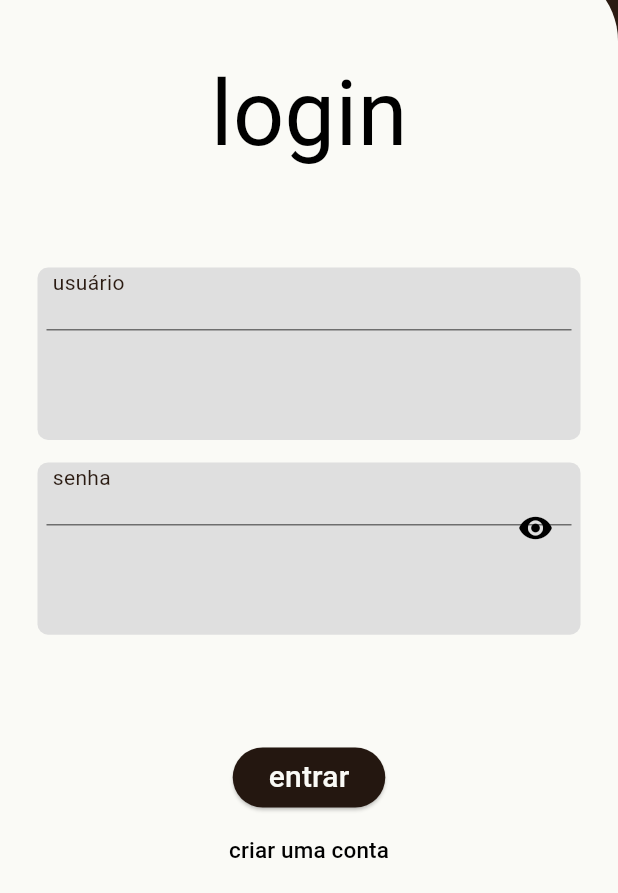
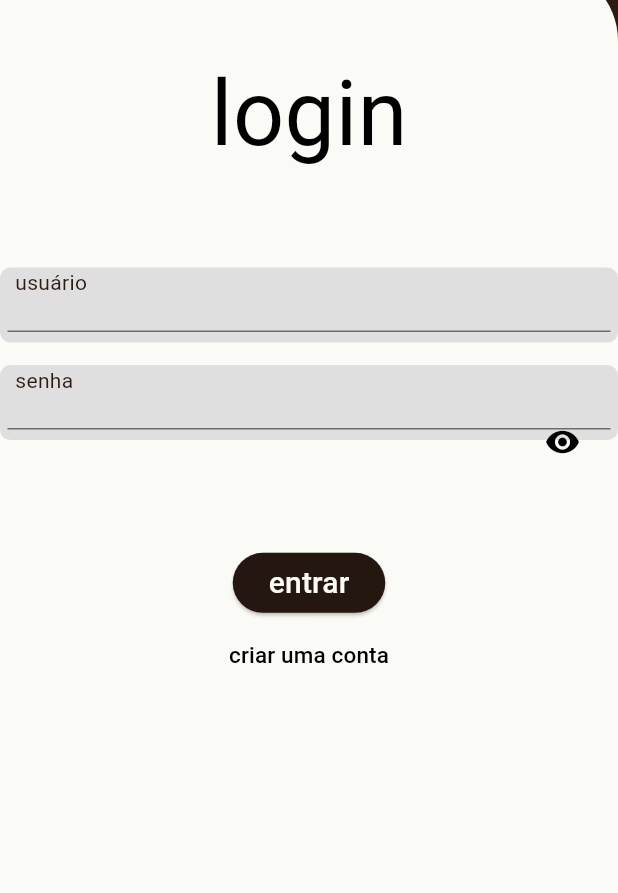
Before and after one commit to pirespsps/pintassilgo, a Flutter app: the screen it shows after launch, on a phone screen of 412 x 824 dp, the part 343-1236 px from its top. Run offline on Flutter 3.47's test engine with Material 3 defaults, Android fonts, the phone set to English and light mode, and no system bars; our stand-ins replace flutter_secure_storage, google_fonts, image_picker, sqflite; accounts and stored records are empty.

Commit message:
field não desconfigura a altura

```diff
--- a/lib/components/field.dart
+++ b/lib/components/field.dart
@@ -30,10 +30,8 @@ class Field extends StatefulWidget {
 class _FieldFormState extends State<Field> {
   @override
   Widget build(BuildContext context) {
-    return Expanded(
-      child: Container(
+    return Container(
       height: widget.height ?? 50,
-        width: widget.width ?? 300,
       decoration: BoxDecoration(
         color: CINZA,
         borderRadius: BorderRadius.circular(7),
@@ -54,7 +52,7 @@ class _FieldFormState extends State<Field> {
           SizedBox(
             height: widget.height == null? (widget.height! * 0.6) : 30,
             child: Padding(
-                padding: const EdgeInsets.all(6.0),
+              padding: const EdgeInsets.all(5.0),
               child: TextFormField(
                 controller: widget.fieldController,
                 style: TextStyle(color: Colors.black),
@@ -84,7 +82,6 @@ class _FieldFormState extends State<Field> {
           ),
         ],
       ),
-      ),
     );
   }
 }
--- a/lib/views/login.dart
+++ b/lib/views/login.dart
@@ -70,7 +70,7 @@ class _LoginState extends State<Login> {
                       text: "usuário",
                       fieldController: _nomeController,
                       width: size.width - 50,
-                      height: size.height * 7 / 100,
+                      height: 50,
                       validator: (value){
                         if(value == null || value.trim().isEmpty ){
                           return 'este campo é obrigatório';
@@ -84,7 +84,7 @@ class _LoginState extends State<Login> {
                       text: "senha",
                       fieldController: _senhaController,
                       width: size.width - 50,
-                      height: size.height * 7 / 100,
+                      height: 50,
                       validator: (value){
                         if(value == null || value.trim().isEmpty ){
                           return 'este campo é obrigatório';
@@ -95,7 +95,9 @@ class _LoginState extends State<Login> {
                         }
                       },
                       onSaved: (value) => _senha = value.toString(),
-                      suffixIcon: IconButton(
+                      suffixIcon: Padding(
+                        padding: const EdgeInsets.all(8.0),
+                        child: IconButton(
                           icon: Icon(
                             _visibilidadeSenha ? Icons.visibility_off : Icons.visibility,
                             color: Theme.of(context).colorScheme.onPrimary) ,
@@ -104,6 +106,7 @@ class _LoginState extends State<Login> {
                               _visibilidadeSenha = !_visibilidadeSenha;
                             });
                           },
+                          ),
                       ),
                       obscureText: !_visibilidadeSenha,
                     ),
```
Also changed, not shown: pubspec.lock. Lines whose indentation alone changed are shown as unchanged.
